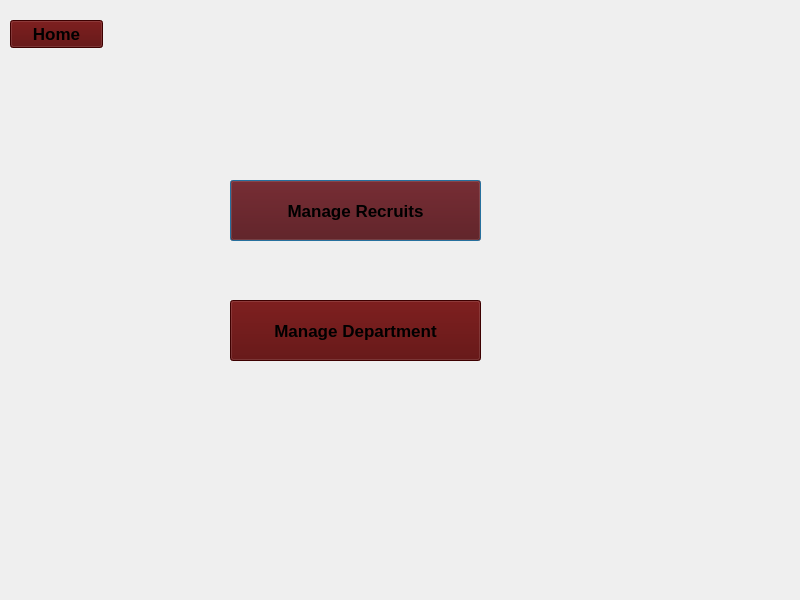
Before: the Qt Designer form administration/admin.ui in mahmoud-chebil/E-health-2A8, drawn with Qt 5.
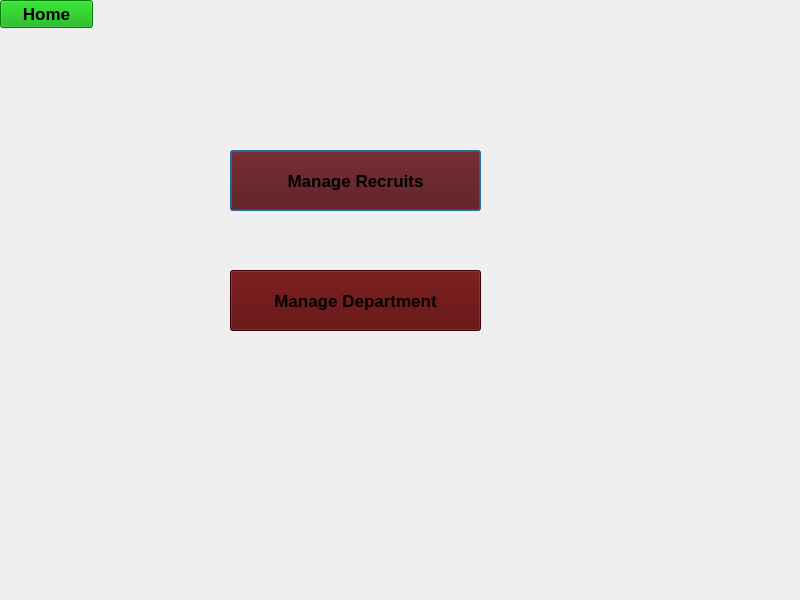
After: the same form once the commit is applied. Icons and pictures are not drawn.

Diff of the .ui file:
```diff
--- a/administration/admin.ui
+++ b/administration/admin.ui
@@ -20,11 +20,14 @@
    <property name="geometry">
     <rect>
      <x>0</x>
-     <y>60</y>
+     <y>30</y>
      <width>801</width>
-     <height>541</height>
+     <height>571</height>
     </rect>
    </property>
+   <property name="styleSheet">
+    <string notr="true"/>
+   </property>
    <widget class="QWidget" name="page">
     <widget class="QPushButton" name="pushButtonmanagerecruits">
      <property name="geometry">
@@ -1323,8 +1326,8 @@
   <widget class="QPushButton" name="pushButtonhome">
    <property name="geometry">
     <rect>
-     <x>10</x>
-     <y>20</y>
+     <x>0</x>
+     <y>0</y>
      <width>93</width>
      <height>28</height>
     </rect>
@@ -1337,8 +1340,7 @@
     </font>
    </property>
    <property name="styleSheet">
-    <string notr="true">background-color: rgb(85, 0, 0);
-background-image: url(:/img/wood.jpg);</string>
+    <string notr="true">background-color: rgb(0, 170, 0);</string>
    </property>
    <property name="text">
     <string>Home</string>
```
Left out of the diff: 14 changed lines with no effect on the pictures.
